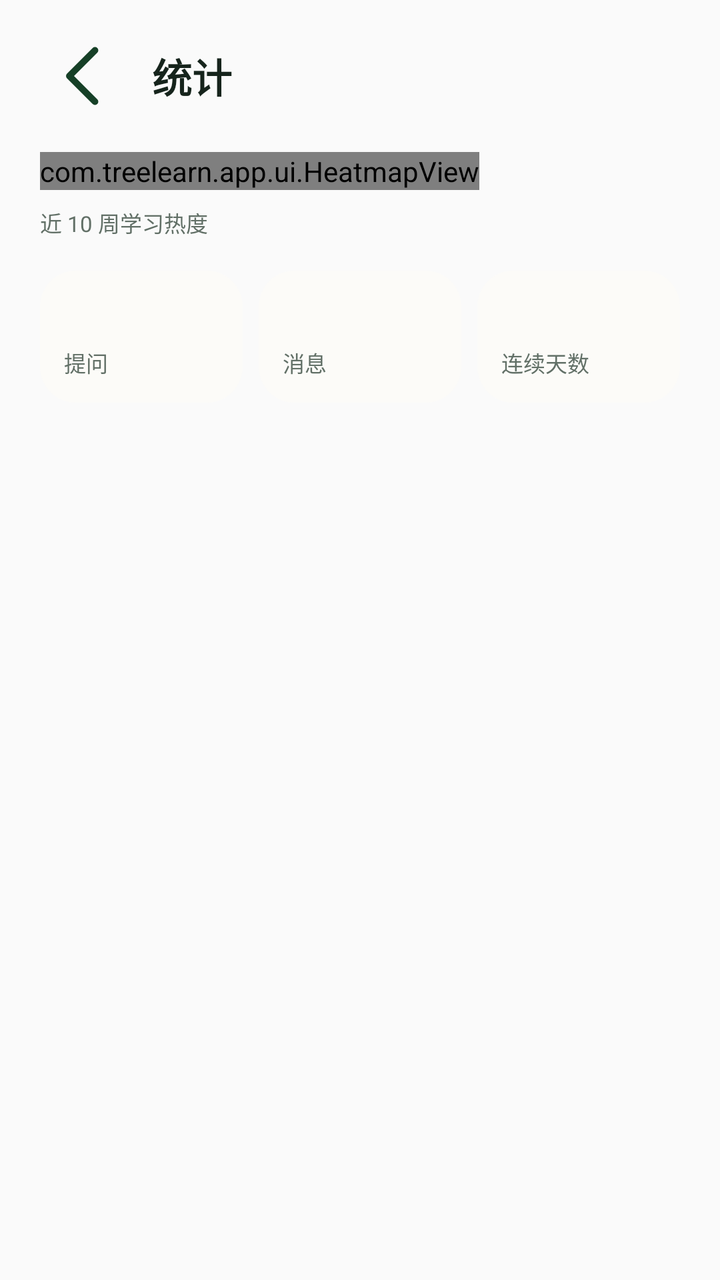
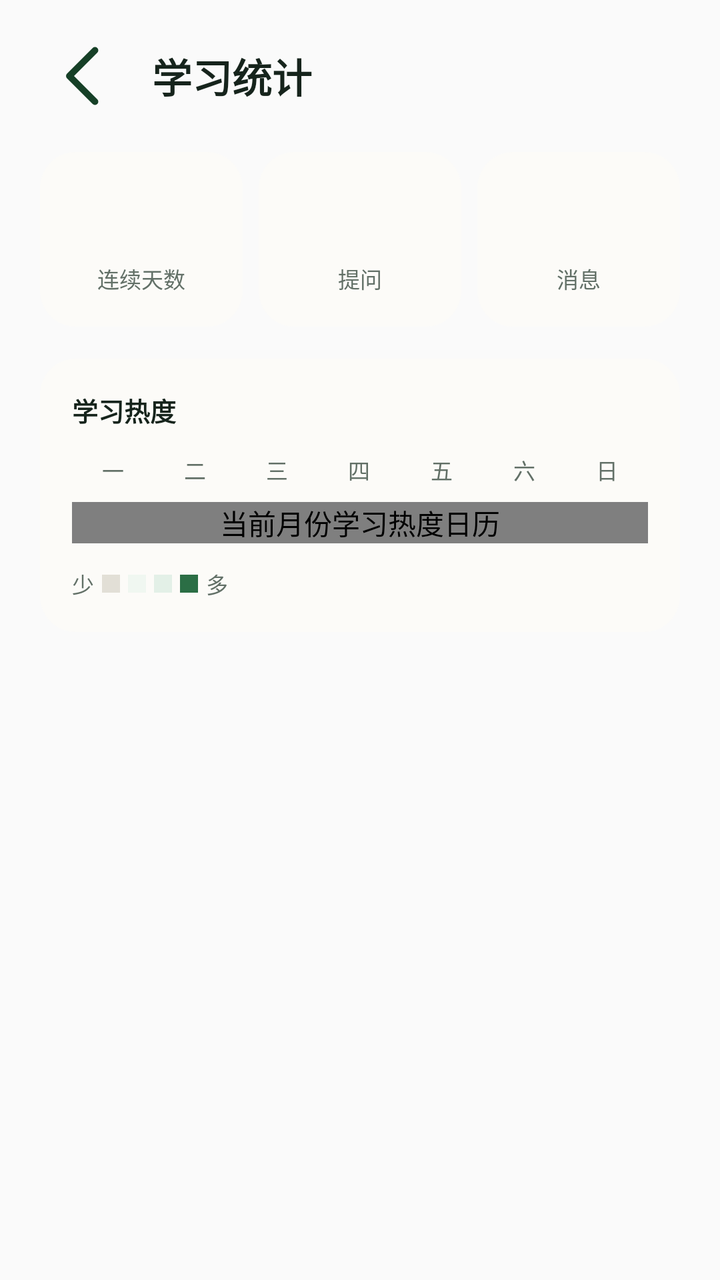

The first picture is an Android layout as it rendered before a commit; the second is the same layout after the commit. The layout source and the unified diff follow.
<!-- AndroidManifest.xml: application theme Theme.TreeLearn -->
<!-- res/layout/screen_stats_detail.xml -->
<?xml version="1.0" encoding="utf-8"?>
<LinearLayout xmlns:android="http://schemas.android.com/apk/res/android"
    android:layout_width="match_parent" android:layout_height="match_parent"
    android:orientation="vertical"
    android:paddingStart="@dimen/page_gutter" android:paddingEnd="@dimen/page_gutter"
    android:paddingBottom="@dimen/space_s8">

    <LinearLayout
        android:layout_width="match_parent" android:layout_height="wrap_content"
        android:gravity="center_vertical" android:orientation="horizontal"
        android:paddingTop="@dimen/space_s4">

        <ImageView android:id="@+id/stats_detail_back"
            android:layout_width="@dimen/touch_min" android:layout_height="@dimen/touch_min"
            android:contentDescription="@string/cd_stats_back"
            android:src="@drawable/ic_nav_back" android:tint="@color/tl_green_deep" />

        <TextView android:id="@+id/stats_detail_title"
            android:layout_width="0dp" android:layout_height="wrap_content" android:layout_weight="1"
            android:layout_marginStart="@dimen/space_s3"
            android:text="@string/stats_detail_title" android:textColor="@color/tl_ink"
            android:textSize="@dimen/text_h1" android:textStyle="bold" />
    </LinearLayout>

    <TextView android:id="@+id/stats_detail_failed"
        android:layout_width="match_parent" android:layout_height="wrap_content"
        android:layout_marginTop="@dimen/space_s3" android:text="@string/stats_failed"
        android:textColor="@color/tl_amber" android:textSize="@dimen/text_sm"
        android:visibility="gone" />

    <TextView android:id="@+id/stats_detail_empty"
        android:layout_width="match_parent" android:layout_height="wrap_content"
        android:layout_marginTop="@dimen/space_s6" android:text="@string/stats_empty"
        android:textColor="@color/tl_ink3" android:textSize="@dimen/text_sm"
        android:visibility="gone" />

    <HorizontalScrollView android:id="@+id/stats_heat_scroll"
        android:layout_width="match_parent" android:layout_height="wrap_content"
        android:layout_marginTop="@dimen/space_s4" android:scrollbars="none">

        <LinearLayout android:layout_width="wrap_content"
            android:layout_height="wrap_content" android:orientation="vertical">

            <com.treelearn.app.ui.HeatmapView android:id="@+id/stats_heat_cells"
                android:layout_width="wrap_content" android:layout_height="wrap_content"
                tl:tl_columns="70" tl:tl_gap="2dp" tl:tl_mode="grid" tl:tl_rows="7"
                tl:tl_cellSize="10dp"
                xmlns:tl="http://schemas.android.com/apk/res-auto" />

            <TextView android:id="@+id/stats_heat_caption"
                android:layout_width="wrap_content" android:layout_height="wrap_content"
                android:layout_marginTop="@dimen/space_s2" android:text="@string/stats_heat_caption"
                android:textColor="@color/tl_ink3" android:textSize="@dimen/text_cap" />
        </LinearLayout>
    </HorizontalScrollView>

    <LinearLayout android:id="@+id/stats_metric_row"
        android:layout_width="match_parent" android:layout_height="wrap_content"
        android:layout_marginTop="@dimen/space_s4" android:baselineAligned="false"
        android:orientation="horizontal">

        <LinearLayout android:layout_width="0dp" android:layout_height="wrap_content"
            android:layout_marginEnd="@dimen/space_s2" android:layout_weight="1"
            android:background="@drawable/bg_card" android:orientation="vertical"
            android:padding="@dimen/space_s3">

            <TextView android:id="@+id/stats_metric_questions"
                android:layout_width="wrap_content" android:layout_height="wrap_content"
                android:textColor="@color/tl_ink" android:textSize="@dimen/text_h2"
                android:textStyle="bold" />

            <TextView android:layout_width="wrap_content" android:layout_height="wrap_content"
                android:layout_marginTop="@dimen/space_s1" android:text="@string/stats_metric_questions"
                android:textColor="@color/tl_ink3" android:textSize="@dimen/text_cap" />
        </LinearLayout>

        <LinearLayout android:layout_width="0dp" android:layout_height="wrap_content"
            android:layout_marginEnd="@dimen/space_s2" android:layout_weight="1"
            android:background="@drawable/bg_card" android:orientation="vertical"
            android:padding="@dimen/space_s3">

            <TextView android:id="@+id/stats_metric_messages"
                android:layout_width="wrap_content" android:layout_height="wrap_content"
                android:textColor="@color/tl_ink" android:textSize="@dimen/text_h2"
                android:textStyle="bold" />

            <TextView android:layout_width="wrap_content" android:layout_height="wrap_content"
                android:layout_marginTop="@dimen/space_s1" android:text="@string/stats_metric_messages"
                android:textColor="@color/tl_ink3" android:textSize="@dimen/text_cap" />
        </LinearLayout>

        <LinearLayout android:layout_width="0dp" android:layout_height="wrap_content"
            android:layout_weight="1" android:background="@drawable/bg_card"
            android:orientation="vertical" android:padding="@dimen/space_s3">

            <TextView android:id="@+id/stats_metric_streak"
                android:layout_width="wrap_content" android:layout_height="wrap_content"
                android:textColor="@color/tl_ink" android:textSize="@dimen/text_h2"
                android:textStyle="bold" />

            <TextView android:layout_width="wrap_content" android:layout_height="wrap_content"
                android:layout_marginTop="@dimen/space_s1" android:text="@string/stats_metric_streak"
                android:textColor="@color/tl_ink3" android:textSize="@dimen/text_cap" />
        </LinearLayout>
    </LinearLayout>
</LinearLayout>
<!-- resources referenced by this layout -->
<resources>
  <color name="tl_amber">#B05108</color>
  <color name="tl_green_deep">#164027</color>
  <color name="tl_ink">#16241C</color>
  <color name="tl_ink3">#627067</color>
  <dimen name="page_gutter">20dp</dimen>
  <dimen name="space_s1">4dp</dimen>
  <dimen name="space_s2">8dp</dimen>
  <dimen name="space_s3">12dp</dimen>
  <dimen name="space_s4">16dp</dimen>
  <dimen name="space_s6">24dp</dimen>
  <dimen name="space_s8">32dp</dimen>
  <dimen name="text_cap">11sp</dimen>
  <dimen name="text_h1">20sp</dimen>
  <dimen name="text_h2">16sp</dimen>
  <dimen name="text_sm">13sp</dimen>
  <dimen name="touch_min">44dp</dimen>
  <!-- drawable bg_card (drawable) -->
  <?xml version="1.0" encoding="utf-8"?>
  <shape xmlns:android="http://schemas.android.com/apk/res/android" android:shape="rectangle">
      <solid android:color="@color/tl_surface" />
      <corners android:radius="@dimen/radius_lg" />
  </shape>
  <!-- drawable ic_nav_back (drawable) -->
  <?xml version="1.0" encoding="utf-8"?>
  <vector xmlns:android="http://schemas.android.com/apk/res/android"
      android:width="24dp"
      android:height="24dp"
      android:viewportWidth="24"
      android:viewportHeight="24">
      <path
          android:pathData="M15 5l-7 7 7 7"
          android:strokeColor="#FF212121"
          android:strokeWidth="1.8"
          android:strokeLineCap="round"
          android:strokeLineJoin="round" />
  </vector>
  <string name="cd_stats_back">返回</string>
  <string name="stats_detail_title">统计</string>
  <string name="stats_empty">还没有学习记录，开始第一次提问后这里会亮起来。</string>
  <string name="stats_failed">统计暂时读不出来，稍后再进来看看。</string>
  <string name="stats_heat_caption">近 10 周学习热度</string>
  <string name="stats_metric_messages">消息</string>
  <string name="stats_metric_questions">提问</string>
  <string name="stats_metric_streak">连续天数</string>
  <style name="Theme.TreeLearn" parent="@android:style/Theme.Material.Light.NoActionBar">
          
          <item name="android:fontFamily">sans-serif</item>
          <item name="android:colorPrimary">@color/tl_green</item>
          <item name="android:colorPrimaryDark">@color/tl_green_deep</item>
          <item name="android:colorAccent">@color/tl_green</item>
          <item name="android:windowBackground">@color/tl_bg</item>
          <item name="android:textColorPrimary">@color/tl_ink</item>
          <item name="android:textColorSecondary">@color/tl_ink2</item>
          <item name="android:textColorHint">@color/tl_ink3</item>
          <item name="android:statusBarColor">@color/tl_bg</item>
          <item name="android:windowLightStatusBar">true</item>
          
      </style>
  <color name="tl_surface">#FCFBF8</color>
  <dimen name="radius_lg">18dp</dimen>
  <color name="tl_green">#2B6E45</color>
  <color name="tl_bg">#F4F1EB</color>
  <color name="tl_ink2">#435449</color>
</resources>

<!-- the commit's change to res/layout/screen_stats_detail.xml (unified diff, before → after) -->
@@ -2,8 +2,7 @@
 <LinearLayout xmlns:android="http://schemas.android.com/apk/res/android"
     android:layout_width="match_parent" android:layout_height="match_parent"
     android:orientation="vertical"
-    android:paddingStart="@dimen/page_gutter" android:paddingEnd="@dimen/page_gutter"
-    android:paddingBottom="@dimen/space_s8">
+    android:paddingStart="@dimen/page_gutter" android:paddingEnd="@dimen/page_gutter">
 
     <LinearLayout
         android:layout_width="match_parent" android:layout_height="wrap_content"
@@ -22,85 +21,127 @@
             android:textSize="@dimen/text_h1" android:textStyle="bold" />
     </LinearLayout>
 
-    <TextView android:id="@+id/stats_detail_failed"
-        android:layout_width="match_parent" android:layout_height="wrap_content"
-        android:layout_marginTop="@dimen/space_s3" android:text="@string/stats_failed"
-        android:textColor="@color/tl_amber" android:textSize="@dimen/text_sm"
-        android:visibility="gone" />
+    <ScrollView
+        android:layout_width="match_parent" android:layout_height="0dp" android:layout_weight="1"
+        android:clipToPadding="false" android:fillViewport="true"
+        android:scrollbars="none">
 
-    <TextView android:id="@+id/stats_detail_empty"
-        android:layout_width="match_parent" android:layout_height="wrap_content"
-        android:layout_marginTop="@dimen/space_s6" android:text="@string/stats_empty"
-        android:textColor="@color/tl_ink3" android:textSize="@dimen/text_sm"
-        android:visibility="gone" />
+        <LinearLayout
+            android:layout_width="match_parent" android:layout_height="wrap_content"
+            android:paddingBottom="@dimen/space_s8" android:orientation="vertical">
 
-    <HorizontalScrollView android:id="@+id/stats_heat_scroll"
-        android:layout_width="match_parent" android:layout_height="wrap_content"
-        android:layout_marginTop="@dimen/space_s4" android:scrollbars="none">
+            <TextView android:id="@+id/stats_detail_failed"
+                android:layout_width="match_parent" android:layout_height="wrap_content"
+                android:layout_marginTop="@dimen/space_s3" android:text="@string/stats_failed"
+                android:textColor="@color/tl_amber" android:textSize="@dimen/text_sm"
+                android:visibility="gone" />
 
-        <LinearLayout android:layout_width="wrap_content"
-            android:layout_height="wrap_content" android:orientation="vertical">
+            <LinearLayout android:id="@+id/stats_metric_row"
+                android:layout_width="match_parent" android:layout_height="wrap_content"
+                android:layout_marginTop="@dimen/space_s4" android:baselineAligned="false"
+                android:orientation="horizontal">
 
-            <com.treelearn.app.ui.HeatmapView android:id="@+id/stats_heat_cells"
-                android:layout_width="wrap_content" android:layout_height="wrap_content"
-                tl:tl_columns="70" tl:tl_gap="2dp" tl:tl_mode="grid" tl:tl_rows="7"
-                tl:tl_cellSize="10dp"
-                xmlns:tl="http://schemas.android.com/apk/res-auto" />
+                <LinearLayout android:layout_width="0dp" android:layout_height="wrap_content"
+                    android:layout_marginEnd="@dimen/space_s2" android:layout_weight="1"
+                    android:background="@drawable/bg_card" android:gravity="center_horizontal"
+                    android:orientation="vertical" android:padding="@dimen/space_s4">
+                    <TextView android:id="@+id/stats_metric_streak"
+                        android:layout_width="wrap_content" android:layout_height="wrap_content"
+                        android:textColor="@color/tl_green_deep" android:textSize="@dimen/text_display"
+                        android:textStyle="bold" />
+                    <TextView android:layout_width="wrap_content" android:layout_height="wrap_content"
+                        android:layout_marginTop="@dimen/space_s1" android:text="@string/stats_metric_streak"
+                        android:textColor="@color/tl_ink3" android:textSize="@dimen/text_cap" />
+                </LinearLayout>
 
-            <TextView android:id="@+id/stats_heat_caption"
-                android:layout_width="wrap_content" android:layout_height="wrap_content"
-                android:layout_marginTop="@dimen/space_s2" android:text="@string/stats_heat_caption"
-                android:textColor="@color/tl_ink3" android:textSize="@dimen/text_cap" />
+                <LinearLayout android:layout_width="0dp" android:layout_height="wrap_content"
+                    android:layout_marginEnd="@dimen/space_s2" android:layout_weight="1"
+                    android:background="@drawable/bg_card" android:gravity="center_horizontal"
+                    android:orientation="vertical" android:padding="@dimen/space_s4">
+                    <TextView android:id="@+id/stats_metric_questions"
+                        android:layout_width="wrap_content" android:layout_height="wrap_content"
+                        android:textColor="@color/tl_green_deep" android:textSize="@dimen/text_display"
+                        android:textStyle="bold" />
+                    <TextView android:layout_width="wrap_content" android:layout_height="wrap_content"
+                        android:layout_marginTop="@dimen/space_s1" android:text="@string/stats_metric_questions"
+                        android:textColor="@color/tl_ink3" android:textSize="@dimen/text_cap" />
+                </LinearLayout>
+
+                <LinearLayout android:layout_width="0dp" android:layout_height="wrap_content"
+                    android:layout_weight="1" android:background="@drawable/bg_card"
+                    android:gravity="center_horizontal" android:orientation="vertical"
+                    android:padding="@dimen/space_s4">
+                    <TextView android:id="@+id/stats_metric_messages"
+                        android:layout_width="wrap_content" android:layout_height="wrap_content"
+                        android:textColor="@color/tl_green_deep" android:textSize="@dimen/text_display"
+                        android:textStyle="bold" />
+                    <TextView android:layout_width="wrap_content" android:layout_height="wrap_content"
+                        android:layout_marginTop="@dimen/space_s1" android:text="@string/stats_metric_messages"
+                        android:textColor="@color/tl_ink3" android:textSize="@dimen/text_cap" />
+                </LinearLayout>
+            </LinearLayout>
+
+            <LinearLayout android:id="@+id/stats_heat_scroll"
+                android:layout_width="match_parent" android:layout_height="wrap_content"
+                android:layout_marginTop="@dimen/space_s4" android:background="@drawable/bg_card"
+                android:orientation="vertical" android:padding="@dimen/space_s4">
+
+                <LinearLayout android:layout_width="match_parent" android:layout_height="wrap_content"
+                    android:gravity="center_vertical" android:orientation="horizontal">
+                    <TextView android:layout_width="0dp" android:layout_height="wrap_content"
+                        android:layout_weight="1" android:text="@string/stats_heat_title"
+                        android:textColor="@color/tl_ink" android:textSize="@dimen/text_sm"
+                        android:textStyle="bold" />
+                    <TextView android:id="@+id/stats_heat_month"
+                        android:layout_width="wrap_content" android:layout_height="wrap_content"
+                        android:textColor="@color/tl_ink3" android:textSize="@dimen/text_cap" />
+                </LinearLayout>
+
+                <TextView android:id="@+id/stats_detail_empty"
+                    android:layout_width="match_parent" android:layout_height="wrap_content"
+                    android:layout_marginTop="@dimen/space_s3" android:text="@string/stats_empty"
+                    android:textColor="@color/tl_ink3" android:textSize="@dimen/text_sm"
+                    android:visibility="gone" />
+
+                <LinearLayout android:id="@+id/stats_heat_weekdays"
+                    android:layout_width="match_parent" android:layout_height="wrap_content"
+                    android:layout_marginTop="@dimen/space_s3" android:orientation="horizontal">
+                    <TextView android:layout_width="0dp" android:layout_height="wrap_content" android:layout_weight="1"
+                        android:gravity="center" android:text="@string/stats_weekday_mon" android:textColor="@color/tl_ink3" android:textSize="@dimen/text_cap" />
+                    <TextView android:layout_width="0dp" android:layout_height="wrap_content" android:layout_weight="1"
+                        android:gravity="center" android:text="@string/stats_weekday_tue" android:textColor="@color/tl_ink3" android:textSize="@dimen/text_cap" />
+                    <TextView android:layout_width="0dp" android:layout_height="wrap_content" android:layout_weight="1"
+                        android:gravity="center" android:text="@string/stats_weekday_wed" android:textColor="@color/tl_ink3" android:textSize="@dimen/text_cap" />
+                    <TextView android:layout_width="0dp" android:layout_height="wrap_content" android:layout_weight="1"
+                        android:gravity="center" android:text="@string/stats_weekday_thu" android:textColor="@color/tl_ink3" android:textSize="@dimen/text_cap" />
+                    <TextView android:layout_width="0dp" android:layout_height="wrap_content" android:layout_weight="1"
+                        android:gravity="center" android:text="@string/stats_weekday_fri" android:textColor="@color/tl_ink3" android:textSize="@dimen/text_cap" />
+                    <TextView android:layout_width="0dp" android:layout_height="wrap_content" android:layout_weight="1"
+                        android:gravity="center" android:text="@string/stats_weekday_sat" android:textColor="@color/tl_ink3" android:textSize="@dimen/text_cap" />
+                    <TextView android:layout_width="0dp" android:layout_height="wrap_content" android:layout_weight="1"
+                        android:gravity="center" android:text="@string/stats_weekday_sun" android:textColor="@color/tl_ink3" android:textSize="@dimen/text_cap" />
+                </LinearLayout>
+
+                <com.treelearn.app.ui.MonthCalendarView android:id="@+id/stats_heat_cells"
+                    android:layout_width="match_parent" android:layout_height="wrap_content"
+                    android:layout_marginTop="@dimen/space_s2"
+                    android:contentDescription="@string/stats_heat_cd" />
+
+                <LinearLayout android:id="@+id/stats_heat_legend"
+                    android:layout_width="match_parent" android:layout_height="wrap_content"
+                    android:layout_marginTop="@dimen/space_s3" android:gravity="center_vertical"
+                    android:orientation="horizontal">
+                    <TextView android:layout_width="wrap_content" android:layout_height="wrap_content"
+                        android:text="@string/stats_heat_less" android:textColor="@color/tl_ink3" android:textSize="@dimen/text_cap" />
+                    <View android:layout_width="9dp" android:layout_height="9dp" android:layout_marginStart="@dimen/space_s1" android:background="@color/tl_line" />
+                    <View android:layout_width="9dp" android:layout_height="9dp" android:layout_marginStart="@dimen/space_s1" android:background="@color/tl_green_faint" />
+                    <View android:layout_width="9dp" android:layout_height="9dp" android:layout_marginStart="@dimen/space_s1" android:background="@color/tl_green_soft" />
+                    <View android:layout_width="9dp" android:layout_height="9dp" android:layout_marginStart="@dimen/space_s1" android:background="@color/tl_green" />
+                    <TextView android:layout_width="wrap_content" android:layout_height="wrap_content"
+                        android:layout_marginStart="@dimen/space_s1" android:text="@string/stats_heat_more"
+                        android:textColor="@color/tl_ink3" android:textSize="@dimen/text_cap" />
+                </LinearLayout>
+            </LinearLayout>
         </LinearLayout>
-    </HorizontalScrollView>
-
-    <LinearLayout android:id="@+id/stats_metric_row"
-        android:layout_width="match_parent" android:layout_height="wrap_content"
-        android:layout_marginTop="@dimen/space_s4" android:baselineAligned="false"
-        android:orientation="horizontal">
-
-        <LinearLayout android:layout_width="0dp" android:layout_height="wrap_content"
-            android:layout_marginEnd="@dimen/space_s2" android:layout_weight="1"
-            android:background="@drawable/bg_card" android:orientation="vertical"
-            android:padding="@dimen/space_s3">
-
-            <TextView android:id="@+id/stats_metric_questions"
-                android:layout_width="wrap_content" android:layout_height="wrap_content"
-                android:textColor="@color/tl_ink" android:textSize="@dimen/text_h2"
-                android:textStyle="bold" />
-
-            <TextView android:layout_width="wrap_content" android:layout_height="wrap_content"
-                android:layout_marginTop="@dimen/space_s1" android:text="@string/stats_metric_questions"
-                android:textColor="@color/tl_ink3" android:textSize="@dimen/text_cap" />
-        </LinearLayout>
-
-        <LinearLayout android:layout_width="0dp" android:layout_height="wrap_content"
-            android:layout_marginEnd="@dimen/space_s2" android:layout_weight="1"
-            android:background="@drawable/bg_card" android:orientation="vertical"
-            android:padding="@dimen/space_s3">
-
-            <TextView android:id="@+id/stats_metric_messages"
-                android:layout_width="wrap_content" android:layout_height="wrap_content"
-                android:textColor="@color/tl_ink" android:textSize="@dimen/text_h2"
-                android:textStyle="bold" />
-
-            <TextView android:layout_width="wrap_content" android:layout_height="wrap_content"
-                android:layout_marginTop="@dimen/space_s1" android:text="@string/stats_metric_messages"
-                android:textColor="@color/tl_ink3" android:textSize="@dimen/text_cap" />
-        </LinearLayout>
-
-        <LinearLayout android:layout_width="0dp" android:layout_height="wrap_content"
-            android:layout_weight="1" android:background="@drawable/bg_card"
-            android:orientation="vertical" android:padding="@dimen/space_s3">
-
-            <TextView android:id="@+id/stats_metric_streak"
-                android:layout_width="wrap_content" android:layout_height="wrap_content"
-                android:textColor="@color/tl_ink" android:textSize="@dimen/text_h2"
-                android:textStyle="bold" />
-
-            <TextView android:layout_width="wrap_content" android:layout_height="wrap_content"
-                android:layout_marginTop="@dimen/space_s1" android:text="@string/stats_metric_streak"
-                android:textColor="@color/tl_ink3" android:textSize="@dimen/text_cap" />
-        </LinearLayout>
-    </LinearLayout>
+    </ScrollView>
 </LinearLayout>
<!-- resource entries referenced after the edit -->
@@ -2,18 +2,20 @@
 <resources>
   <color name="tl_amber">#B05108</color>
   <color name="tl_green_deep">#164027</color>
+  <color name="tl_green_faint">#F0F7F1</color>
+  <color name="tl_green_soft">#E3F0E7</color>
   <color name="tl_ink">#16241C</color>
   <color name="tl_ink3">#627067</color>
+  <color name="tl_line">#E2DFD6</color>
   <dimen name="page_gutter">20dp</dimen>
   <dimen name="space_s1">4dp</dimen>
   <dimen name="space_s2">8dp</dimen>
   <dimen name="space_s3">12dp</dimen>
   <dimen name="space_s4">16dp</dimen>
-  <dimen name="space_s6">24dp</dimen>
   <dimen name="space_s8">32dp</dimen>
   <dimen name="text_cap">11sp</dimen>
+  <dimen name="text_display">26sp</dimen>
   <dimen name="text_h1">20sp</dimen>
-  <dimen name="text_h2">16sp</dimen>
   <dimen name="text_sm">13sp</dimen>
   <dimen name="touch_min">44dp</dimen>
   <!-- drawable bg_card (drawable) -->
@@ -37,13 +39,23 @@
           android:strokeLineJoin="round" />
   </vector>
   <string name="cd_stats_back">返回</string>
-  <string name="stats_detail_title">统计</string>
+  <string name="stats_detail_title">学习统计</string>
   <string name="stats_empty">还没有学习记录，开始第一次提问后这里会亮起来。</string>
   <string name="stats_failed">统计暂时读不出来，稍后再进来看看。</string>
-  <string name="stats_heat_caption">近 10 周学习热度</string>
+  <string name="stats_heat_cd">当前月份学习热度日历</string>
+  <string name="stats_heat_less">少</string>
+  <string name="stats_heat_more">多</string>
+  <string name="stats_heat_title">学习热度</string>
   <string name="stats_metric_messages">消息</string>
   <string name="stats_metric_questions">提问</string>
   <string name="stats_metric_streak">连续天数</string>
+  <string name="stats_weekday_fri">五</string>
+  <string name="stats_weekday_mon">一</string>
+  <string name="stats_weekday_sat">六</string>
+  <string name="stats_weekday_sun">日</string>
+  <string name="stats_weekday_thu">四</string>
+  <string name="stats_weekday_tue">二</string>
+  <string name="stats_weekday_wed">三</string>
   <style name="Theme.TreeLearn" parent="@android:style/Theme.Material.Light.NoActionBar">
           
           <item name="android:fontFamily">sans-serif</item>
